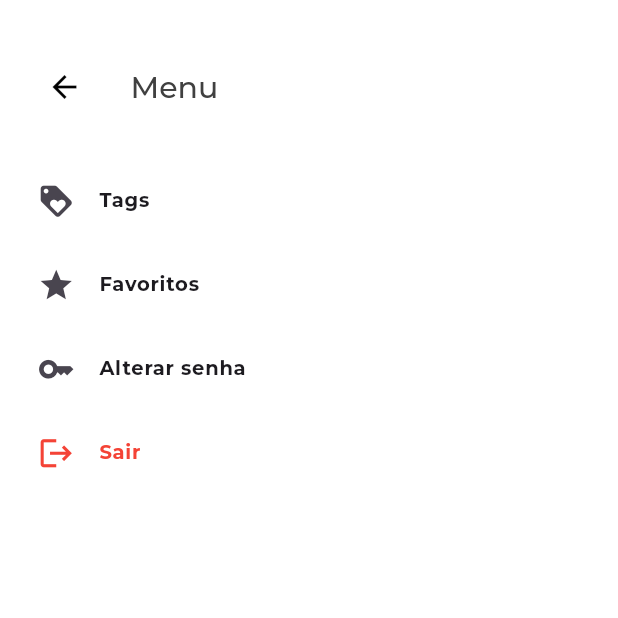
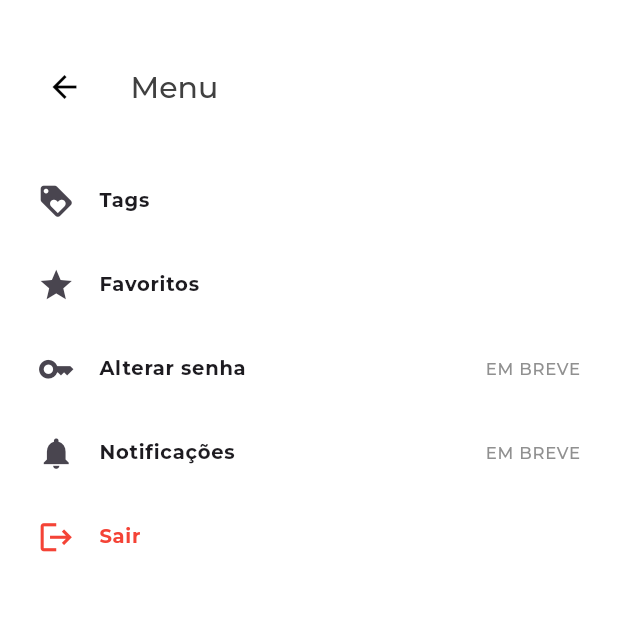
Before and after one commit to lulugonn/see_later_app, a Flutter app: the Menu screen opened directly, on a phone screen of 412 x 824 dp, the top half of it. Run offline on Flutter 3.47's test engine with Material 3 defaults, Android fonts, the phone set to English and light mode, and no system bars; our stand-ins replace chips_choice, dio, dropdown_search, flutter_secure_storage, flutter_svg, fluttertoast; missing offline and left inert: flutter_tagging_plus; accounts and stored records are empty; project files that could hold a hidden picture were left out.

Commit message:
feat(content): insert colors and icons

```diff
--- a/lib/screens/menu/menu.dart
+++ b/lib/screens/menu/menu.dart
@@ -60,6 +60,16 @@ class _MenuState extends State<Menu> {
                 title: Text('Alterar senha',
                     style:
                         TextStyle(fontWeight: FontWeight.bold, fontSize: 13)),
+                                        trailing: Text('EM BREVE', style: TextStyle(color: Global.darkGrey)),
+
+              ),
+               ListTile(
+                contentPadding: EdgeInsets.all(0),
+                leading: Icon(Icons.notifications, size: 25),
+                title: Text('Notificações',
+                    style:
+                        TextStyle(fontWeight: FontWeight.bold, fontSize: 13)),
+                trailing: Text('EM BREVE', style: TextStyle(color: Global.darkGrey)),
               ),
               ListTile(
                 contentPadding: EdgeInsets.all(0),
```
Also changed, not shown: lib/screens/home/widgets/content_card.dart (+39 -20 lines), docs/assets/fonts/MaterialIcons-Regular.otf, 4 other files.
